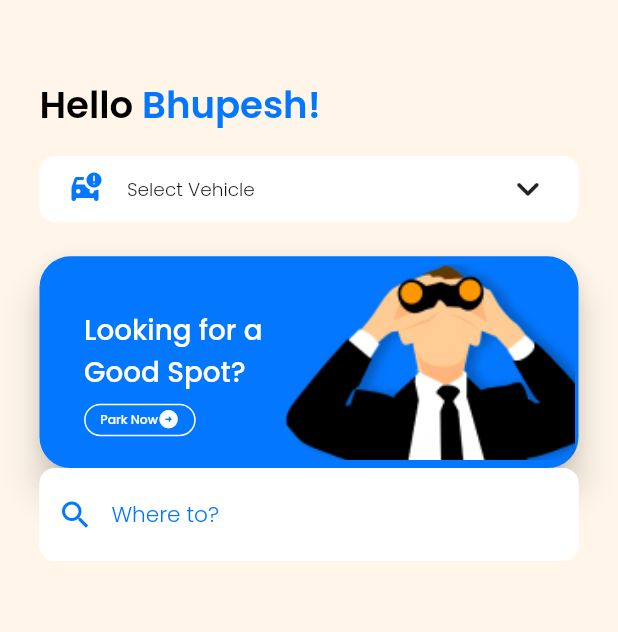
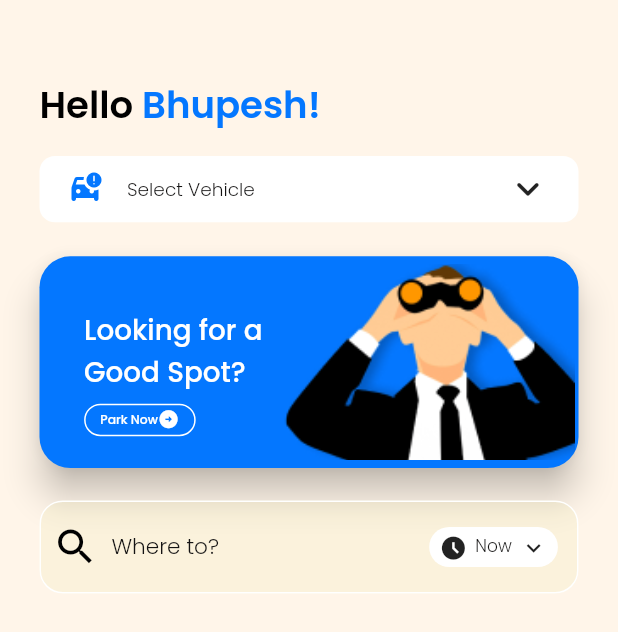
Before and after one commit to ipriyam26/parkoc, a Flutter app: the screen it shows after launch, on a phone screen of 412 x 824 dp. Shown: the top 632 px of the screen. Run offline on Flutter 3.47's test engine with Material 2 defaults, Android fonts, the phone set to English and light mode, and no system bars; our stand-ins replace flutter_screenutil, get, google_fonts.

Commit message:
Text Field done

```diff
--- a/lib/home.dart
+++ b/lib/home.dart
@@ -129,37 +129,85 @@ class HomeScreen extends StatelessWidget {
         ,
         SizedBox(height: 22.h,),
         const PopCard(),
+        SizedBox(height: 21.h,),
+       const WhereToField()
+        ]),
+      ),
+    );
+  }
+}
+
+class WhereToField extends StatelessWidget {
+  const WhereToField({
+    Key? key,
+  }) : super(key: key);
+
+  @override
+  Widget build(BuildContext context) {
+    return Stack(
+     alignment: Alignment.centerRight,
+      children: [
         TextFormField(
+         autocorrect: false,
+         autofocus: false,
+         enableSuggestions: false,
+         style: Theme.of(context).textTheme.headline2,
          decoration: InputDecoration(
            hintText: "Where to?",
-          hintStyle: TextStyle(
-            color: const Color(0xff0477FF),
-            fontSize: 14.sp,
-            fontFamily: GoogleFonts.poppins().fontFamily,
-            fontWeight: FontWeight.w300,
-          ),
-          prefixIcon: const Icon(
+           hintStyle: Theme.of(context).textTheme.headline2,
+
+           prefixIcon:  Icon(
              Icons.search,
-            color: Color(0xff0477FF),
+             size: 30.sp,
+             color: Theme.of(context).highlightColor,
            ),
            filled: true,
-          fillColor: Colors.white,
+           fillColor: Theme.of(context).focusColor.withOpacity(0.1),
            enabledBorder: OutlineInputBorder(
-            borderRadius: BorderRadius.circular(10.r),
+             borderRadius: BorderRadius.circular(15.r),
              borderSide: const BorderSide(
                color: Colors.white,
              ),
            ),
            focusedBorder: OutlineInputBorder(
-            borderRadius: BorderRadius.circular(10.r),
+             borderRadius: BorderRadius.circular(15.r),
              borderSide: const BorderSide(
                color: Colors.white,
              ),
            ),
          ),
-       )
-        ]),
         ),
+      Container(
+       width: 75.w,
+       height: 26.h,
+       margin: EdgeInsets.only(right: 12.w),
+       padding: EdgeInsets.symmetric(horizontal: 6.w),
+       decoration: BoxDecoration(
+borderRadius: BorderRadius.circular(20.r),
+         // color: const Color(0xff0477FF),
+       color: Theme.of(context).canvasColor,
+       ),
+       child: Row(
+
+         mainAxisAlignment: MainAxisAlignment.spaceBetween,
+         children: [
+
+         Icon(Icons.access_time_filled_outlined,
+         size: 18.sp,
+         ),
+         Text("Now",style: Theme.of(context).textTheme.bodyText2!.apply(
+           fontSizeDelta: -1.sp,
+         )),
+         Icon(Icons.keyboard_arrow_down_sharp,
+
+         size: 18.sp,)
+
+       ],),
+
+
+       ),
+
+      ],
     );
   }
 }
--- a/lib/main.dart
+++ b/lib/main.dart
@@ -23,7 +23,7 @@ class MyApp extends StatelessWidget {
         return GetMaterialApp(
             title: 'Flutter Demo',
             theme: Themes.light,
-            // darkTheme: Themes.dark,
+            darkTheme: Themes.dark,
             home:  HomeScreen());
       },
     );
--- a/lib/theme.dart
+++ b/lib/theme.dart
@@ -17,6 +17,7 @@ class Themes {
             fontWeight: FontWeight.w300,
             fontFamily: GoogleFonts.poppins().fontFamily,
             color: const Color(0xff141313)),
+
         headline3: TextStyle(
           color: const Color(0xff0477FF),
           fontSize: 24.sp,
@@ -63,6 +64,8 @@ class Themes {
     canvasColor: Colors.white,
     cardColor: const Color(0xffFFF5E9),
     scaffoldBackgroundColor: const Color(0xffFFF5E9),
+    focusColor: Color(0xffD9D9D966),
     highlightColor: Colors.black,
+
   );
 }
```
Lines whose indentation alone changed are shown as unchanged.
